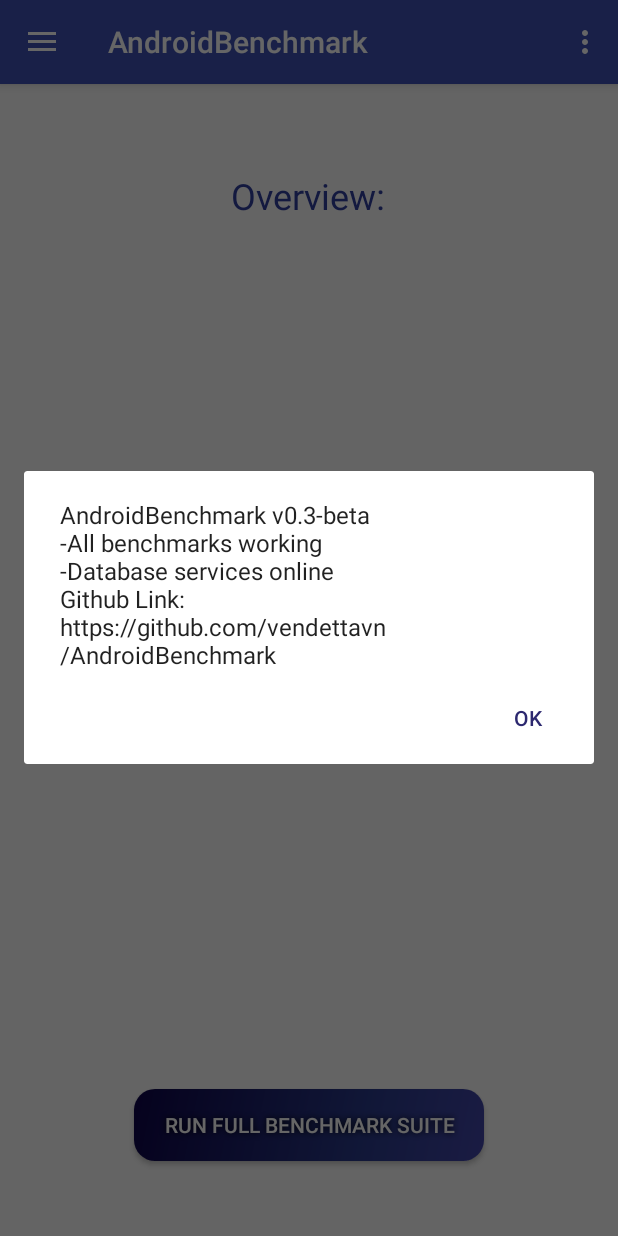
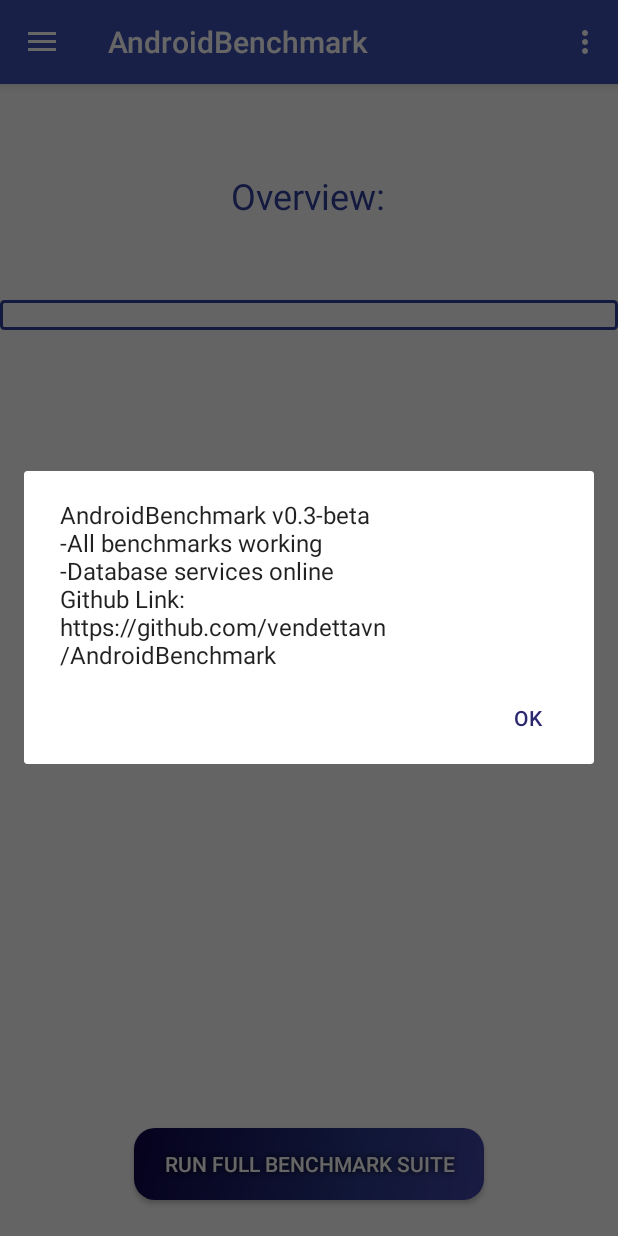
Before and after one commit to vnemes/AndroidBenchmark, an Android app: the screen it shows after launch (MainActivity), in the options menu, after a tap on "About AndroidBenchmark", on a phone screen of 412 x 824 dp. Run offline under Robolectric (Android 15) with nearby library versions, the phone set to English and light mode, and no system bars; our stand-ins replace Firebase (no records; nobody signed in at launch, a user with empty details on screens opened directly).

Commit message:
Updated UI, changed the text of some benchmarks

```diff
--- a/app/src/main/java/benchmark/benchmarksuite/BenchmarkSuite.java
+++ b/app/src/main/java/benchmark/benchmarksuite/BenchmarkSuite.java
@@ -93,12 +93,12 @@ public class BenchmarkSuite implements IBenchmark {
                 result *= Double.parseDouble(current.getResult());
                 cnt++;
             }
-            sb.append('\n'+current.getBenchName()+": "+current.getResult());
+            sb.append(current.getExtra()+'\n');
         }
         result = Math.pow(result, 1.0 / cnt);
         return new Score(Benchmarks.BenchmarkSuite.toString(),
                 Long.toString((long)result),
-                "Thank you for running our application!\n"+sb.toString());
+                sb.toString());
     }
 
     @Override
--- a/app/src/main/java/benchmark/cpubenchmark/CPUBenchmark.java
+++ b/app/src/main/java/benchmark/cpubenchmark/CPUBenchmark.java
@@ -75,7 +75,7 @@ public class CPUBenchmark implements IBenchmark {
         long result = (long)(100000000.0/Math.pow((double)Long.parseLong(intScore.getResult())*Long.parseLong(floatScore.getResult())*Long.parseLong(piScore.getResult()),1.0/3));
         return new Score(Benchmarks.CPUBenchmark.toString(),
                Long.toString(result),
-                intScore.getExtra()+"\n"+floatScore.getExtra()+"\n"+piScore.getExtra());
+                intScore.getExtra()+" "+floatScore.getExtra()+" "+piScore.getExtra());
     }
 
     @Override
--- a/app/src/main/java/benchmark/cpubenchmark/FloatingPointMathCPUBenchmark.java
+++ b/app/src/main/java/benchmark/cpubenchmark/FloatingPointMathCPUBenchmark.java
@@ -12,7 +12,6 @@ import stopwatch.Timer;
 public class FloatingPointMathCPUBenchmark implements IBenchmark {
     private Long size = Long.MAX_VALUE;
     private volatile boolean shouldTestRun;
-    private String extra;
     private long result;
 
     @Override
@@ -88,7 +87,7 @@ public class FloatingPointMathCPUBenchmark implements IBenchmark {
         return new Score(
                 "FloatingPointBenchmark",
                 Long.valueOf(myTimeUnit.convertTime(this.result, myTimeUnit.MilliSecond)).toString(),
-                "Done 60 million floating point arithmetic operations in "+myTimeUnit.convertTime(this.result, myTimeUnit.Second)+" seconds"
+                "60 million floating point arithmetic ops in "+myTimeUnit.convertTime(this.result, myTimeUnit.MilliSecond)+" ms,"
         );
     }
 
--- a/app/src/main/java/benchmark/cpubenchmark/IntegerMathCPUBenchmark.java
+++ b/app/src/main/java/benchmark/cpubenchmark/IntegerMathCPUBenchmark.java
@@ -86,7 +86,7 @@ public class IntegerMathCPUBenchmark implements IBenchmark {
         return new Score(
                 "IntegerBenchmark",
                 Long.valueOf(myTimeUnit.convertTime(this.result, myTimeUnit.MilliSecond)).toString(),
-                "Done 60 million integer arithmetic operations in "+myTimeUnit.convertTime(this.result, myTimeUnit.Second)+" seconds"
+                "Done 60 million integer arithmetic ops in "+myTimeUnit.convertTime(this.result, myTimeUnit.MilliSecond)+" ms,"
         );
     }
 
--- a/app/src/main/java/benchmark/cpubenchmark/PiDigitsCPUBenchmark.java
+++ b/app/src/main/java/benchmark/cpubenchmark/PiDigitsCPUBenchmark.java
@@ -163,7 +163,7 @@ public class PiDigitsCPUBenchmark implements IBenchmark {
         return new Score(
                 "PIBenchmark",
                 Long.valueOf(myTimeUnit.convertTime(this.result, myTimeUnit.MilliSecond)).toString(),
-                "Computed "+ scale+" digits of PI in "+ Long.valueOf(myTimeUnit.convertTime(this.result, myTimeUnit.Second))+" seconds");
+                " "+ scale+" digits of PI in "+ Long.valueOf(myTimeUnit.convertTime(this.result, myTimeUnit.MilliSecond))+" ms.");
     }
 
 }
--- a/app/src/main/java/benchmark/filesbenchmark/FilesBenchmark.java
+++ b/app/src/main/java/benchmark/filesbenchmark/FilesBenchmark.java
@@ -98,7 +98,7 @@ public class FilesBenchmark implements IBenchmark {
         return new Score(
                 Benchmarks.FilesBenchmark.toString(),
                 Long.toString((long)(res*100)),
-                "Read speed: "+String.format(java.util.Locale.US, "%.3f",resRead)+" MB/s\nWrite Speed: "+String.format(java.util.Locale.US, "%.3f",resWrite)+"MB/s");
+                "Read speed: "+String.format(java.util.Locale.US, "%.2f",resRead)+" MB/s, Write Speed: "+String.format(java.util.Locale.US, "%.2f",resWrite)+"MB/s");
     }
 
     @Override
--- a/app/src/main/java/benchmark/networkbenchmark/NetworkBenchmark.java
+++ b/app/src/main/java/benchmark/networkbenchmark/NetworkBenchmark.java
@@ -119,7 +119,7 @@ public class NetworkBenchmark implements IBenchmark {
         return new Score(
                 Benchmarks.NetworkBenchmark.toString(),
                 Long.toString((long)(this.result * 1000)),
-                "Downloaded "+size/(1024*1024)+" MegaBytes with a speed of "+String.format(java.util.Locale.US,"%.3f",result)+" MB/s");
+                "Downloaded "+size/(1024*1024)+" MB with a speed of "+String.format(java.util.Locale.US,"%.2f",result)+" MB/s");
     }
 
     @Override
--- a/app/src/main/java/vendetta/androidbenchmark/BenchmarkActivity.java
+++ b/app/src/main/java/vendetta/androidbenchmark/BenchmarkActivity.java
@@ -11,6 +11,7 @@ import android.os.AsyncTask;
 import android.os.Bundle;
 import android.util.Log;
 import android.view.View;
+import android.view.WindowManager;
 import android.widget.ProgressBar;
 import android.widget.TextView;
 import android.widget.Toast;
@@ -37,6 +38,7 @@ public class BenchmarkActivity extends BaseActivity {
     protected void onCreate(Bundle savedInstanceState) {
         super.onCreate(savedInstanceState);
         setContentView(R.layout.content_benchmark);
+        getWindow().addFlags(WindowManager.LayoutParams.FLAG_KEEP_SCREEN_ON);
         benchDescriptionTV = (TextView) findViewById(R.id.benchDescriptionTV);
         benchNameTV = (TextView) findViewById(R.id.benchNameTV);
         progressBar = (ProgressBar) findViewById(R.id.progressBar2);
--- /dev/null
+++ b/app/src/main/res/drawable/border.xml
@@ -0,0 +1,21 @@
+<?xml version="1.0" encoding="utf-8"?>
+<shape xmlns:android="http://schemas.android.com/apk/res/android"
+    android:shape="rectangle" >
+
+    <!-- View background color -->
+    <solid
+        android:color="#00ffffff" >
+    </solid>
+
+    <!-- View border color and width -->
+    <stroke
+        android:width="2dp"
+        android:color="@color/colorPrimaryDark" >
+    </stroke>
+
+    <!-- The radius makes the corners rounded -->
+    <corners
+        android:radius="2dp"   >
+    </corners>
+
+</shape>
--- a/app/src/main/res/layout/content_main.xml
+++ b/app/src/main/res/layout/content_main.xml
@@ -10,7 +10,7 @@
         android:layout_height="match_parent"
         android:layout_alignParentBottom="true"
         android:layout_alignParentStart="true"
-        android:layout_marginBottom="50dp"
+        android:layout_marginBottom="90dp"
         android:layout_marginTop="200dp"
         android:id="@+id/scrollView2">
 
@@ -19,8 +19,10 @@
             android:layout_height="wrap_content"
             android:orientation="vertical"
             android:paddingTop="10dp"
+            android:paddingBottom="10dp"
             android:paddingLeft="5dp"
             android:paddingRight="5dp"
+            android:background="@drawable/border"
             android:id="@+id/scoreContainerLayout">
 
         </LinearLayout>
@@ -49,8 +51,9 @@
         android:shadowDy="0"
         android:shadowRadius="5"
         android:text="Run full Benchmark Suite"
-        android:layout_alignBottom="@+id/scrollView2"
-        android:layout_centerHorizontal="true"
-        android:onClick="startFullBenchmark"/>
+        android:onClick="startFullBenchmark"
+        android:layout_marginBottom="24dp"
+        android:layout_alignParentBottom="true"
+        android:layout_centerHorizontal="true" />
 
 </RelativeLayout>
```
Also changed, not shown: app/src/main/java/benchmark/hashingbenchmark/HashingBenchmark.java (+1 -9 lines), app/src/main/res/layout/content_score.xml (+4 -3 lines).
